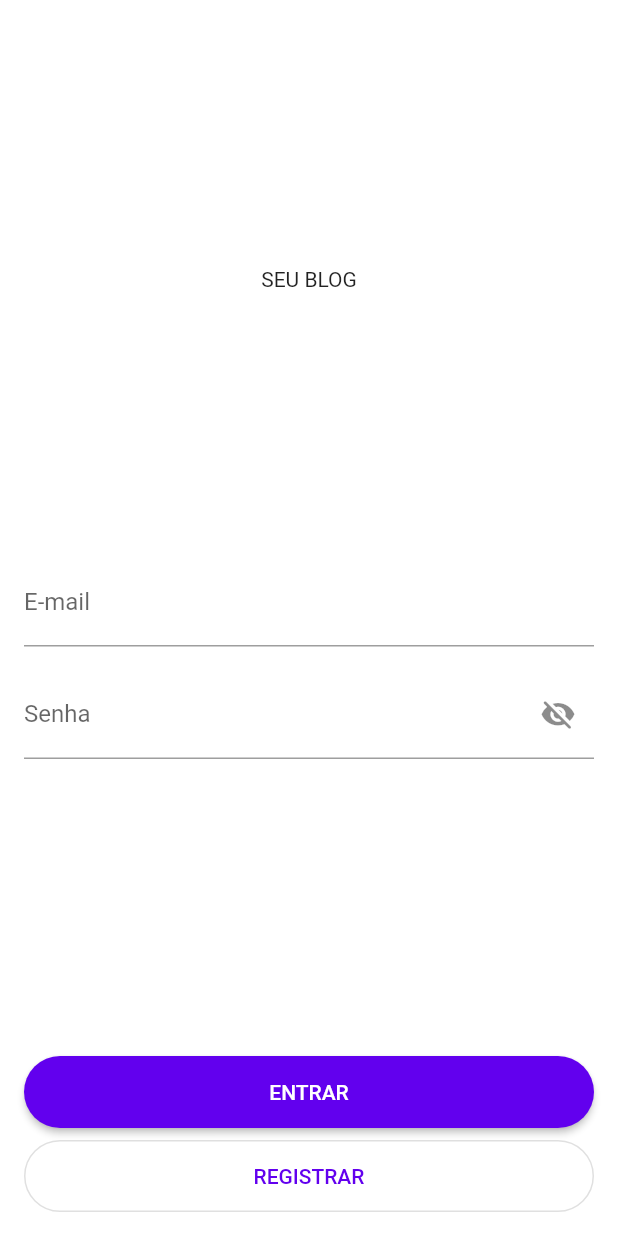
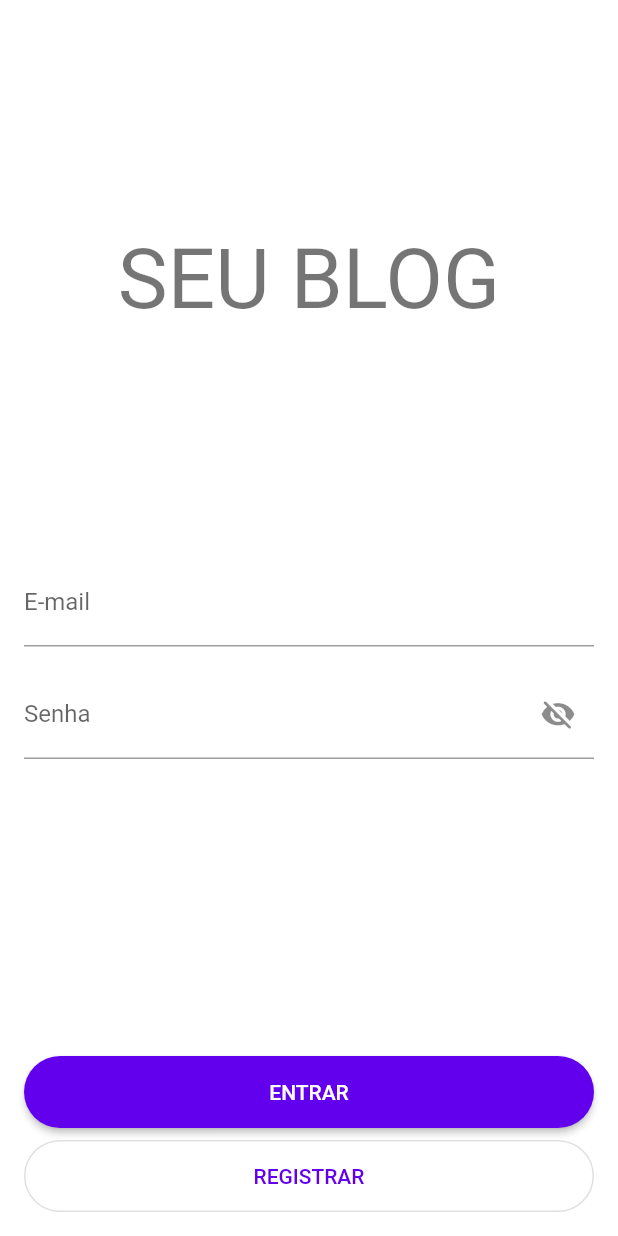
Before and after one commit to pedromneto97/microblogging, a Flutter app: the screen it shows after launch, on a phone screen of 412 x 824 dp. Run offline on Flutter 3.47's test engine with Material 2 defaults, Android fonts, the phone set to English and light mode, and no system bars.

Commit message:
fix: remove comentário

```diff
--- a/lib/features/authentication/login/login.dart
+++ b/lib/features/authentication/login/login.dart
@@ -32,12 +32,12 @@ class _HomeState extends State<Home> {
             child: Column(
               mainAxisAlignment: MainAxisAlignment.center,
               children: [
-                const Expanded(
+                Expanded(
                   flex: 2,
                   child: Center(
                     child: Text(
                       'SEU BLOG',
-                      //             style: Theme.of(context).textTheme.headline2,
+                      style: Theme.of(context).textTheme.headline2,
                     ),
                   ),
                 ),
```
